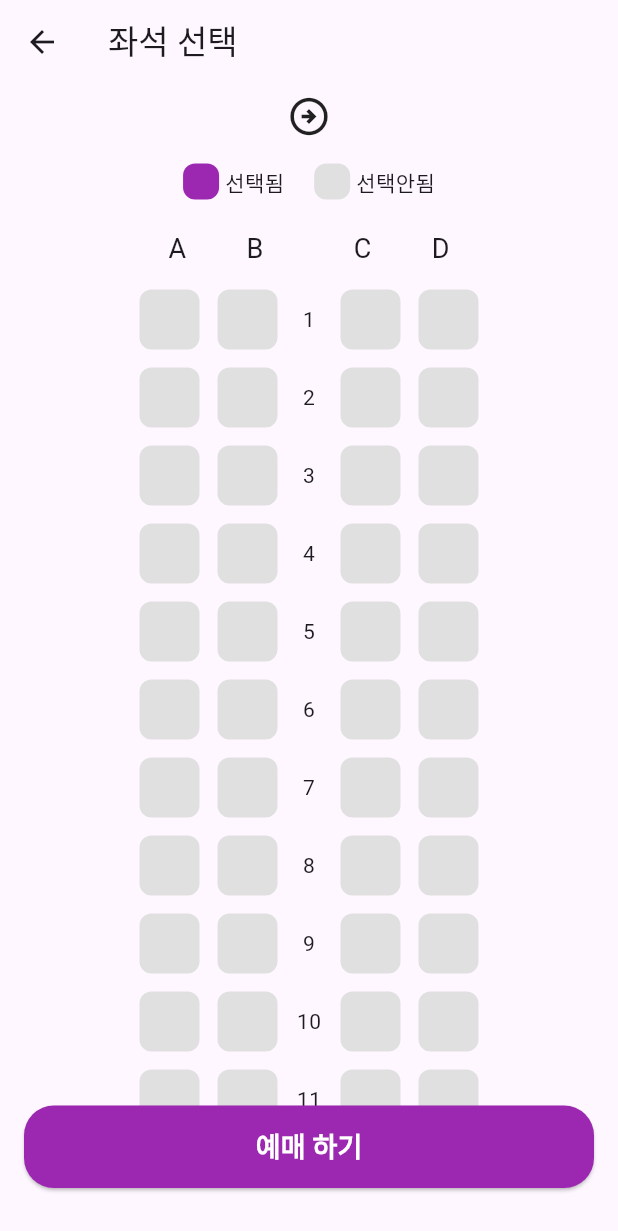
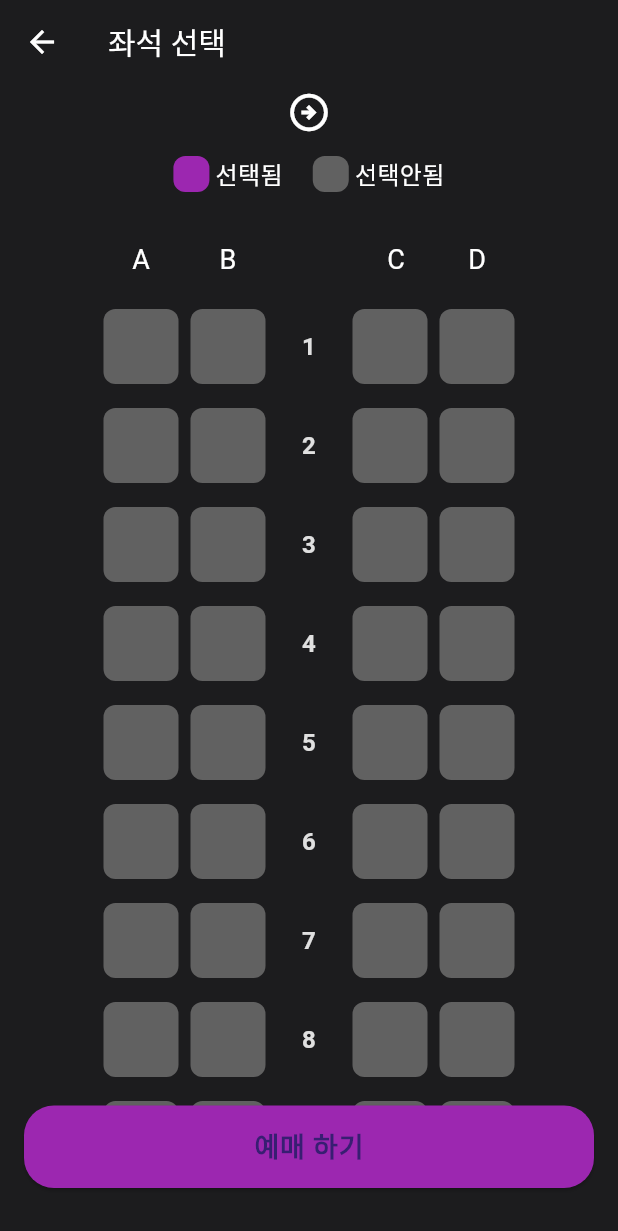
Before and after one commit to jinju9513/flutter_train_app, a Flutter app: the SeatPage screen opened directly with empty values, after a tap on "예매 하기", on a phone screen of 412 x 824 dp. Shown: the top 1231 px of the screen. Run offline on Flutter 3.47's test engine with Material 3 defaults, Android fonts, the phone set to English and light mode, and no system bars.

Commit message:
feat: dark테마 추가 app_theme

```diff
--- /dev/null
+++ b/lib/app_theme.dart
@@ -0,0 +1,109 @@
+import 'package:flutter/material.dart';
+
+class AppTheme {
+  static ThemeData lightTheme = ThemeData(
+    brightness: Brightness.light,
+    scaffoldBackgroundColor: Colors.grey[200],
+    primaryColor: Colors.purple,
+    dividerColor: Colors.grey[300],
+    appBarTheme: AppBarTheme(
+      backgroundColor: Colors.white,
+      foregroundColor: Colors.black,
+      elevation: 0,
+      titleTextStyle: TextStyle(
+        fontSize: 20,
+        fontWeight: FontWeight.bold,
+        color: Colors.black,
+      ),
+    ),
+    textTheme: TextTheme(
+      titleLarge: TextStyle(
+        fontSize: 30,
+        fontWeight: FontWeight.bold,
+        color: Colors.purple,
+      ),
+      bodyLarge: TextStyle(
+        fontSize: 18,
+        fontWeight: FontWeight.bold,
+        color: Colors.black,
+      ),
+      bodyMedium: TextStyle(
+        fontSize: 16,
+        color: Colors.grey,
+        fontWeight: FontWeight.bold,
+      ),
+    ),
+    elevatedButtonTheme: ElevatedButtonThemeData(
+      style: ElevatedButton.styleFrom(
+        backgroundColor: Colors.purple,
+        foregroundColor: Colors.white,
+        textStyle: TextStyle(
+          fontSize: 18,
+          fontWeight: FontWeight.bold,
+        ),
+        shape: RoundedRectangleBorder(
+          borderRadius: BorderRadius.circular(20),
+        ),
+        minimumSize: Size.fromHeight(55),
+      ),
+    ),
+    listTileTheme: ListTileThemeData(
+      textColor: Colors.black,
+      iconColor: Colors.grey[700],
+      contentPadding: EdgeInsets.symmetric(horizontal: 16),
+    ),
+  );
+
+  static ThemeData darkTheme = ThemeData(
+    brightness: Brightness.dark,
+    scaffoldBackgroundColor: Color(0xFF1C1C1E),
+    primaryColor: Colors.purple,
+    dividerColor: Colors.grey[700],
+    appBarTheme: AppBarTheme(
+      backgroundColor: Color(0xFF1C1C1E),
+      foregroundColor: Colors.white,
+      elevation: 0,
+      titleTextStyle: TextStyle(
+        fontSize: 20,
+        fontWeight: FontWeight.bold,
+        color: Colors.white,
+      ),
+    ),
+    textTheme: TextTheme(
+      titleLarge: TextStyle(
+        fontSize: 30,
+        fontWeight: FontWeight.bold,
+        color: Colors.purple,
+      ),
+      bodyLarge: TextStyle(
+        fontSize: 18,
+        fontWeight: FontWeight.bold,
+        color: Colors.white,
+      ),
+      bodyMedium: TextStyle(
+        fontSize: 16,
+        color: Colors.grey[300],
+        fontWeight: FontWeight.bold,
+      ),
+    ),
+    elevatedButtonTheme: ElevatedButtonThemeData(
+      style: ElevatedButton.styleFrom(
+        backgroundColor: Colors.purple,
+        foregroundColor: Colors.white,
+        textStyle: TextStyle(
+          fontSize: 18,
+          fontWeight: FontWeight.bold,
+        ),
+        shape: RoundedRectangleBorder(
+          borderRadius: BorderRadius.circular(20),
+        ),
+        minimumSize: Size.fromHeight(55),
+      ),
+    ),
+    listTileTheme: ListTileThemeData(
+      textColor: Colors.white,
+      iconColor: Colors.grey[300],
+      contentPadding: EdgeInsets.symmetric(horizontal: 16),
+    ),
+  );
+}
--- a/lib/main.dart
+++ b/lib/main.dart
@@ -1,4 +1,5 @@
 import 'package:flutter/material.dart';
+import 'package:flutter_train_app/app_theme.dart';
 import 'package:flutter_train_app/pages/home/home_page.dart';
 
 void main() {
@@ -9,8 +10,13 @@ class MyApp extends StatelessWidget {
   const MyApp({super.key});
   @override
   Widget build(BuildContext context) {
+
     return MaterialApp(
+      themeMode: ThemeMode.dark,
       home: HomePage(),
+      debugShowCheckedModeBanner: false, // 선택사항: 상단 debug 배너 제거
+      theme: AppTheme.lightTheme,
+      darkTheme: AppTheme.darkTheme,
     );
   }
 }
--- a/lib/pages/seat/seat_page.dart
+++ b/lib/pages/seat/seat_page.dart
@@ -13,12 +13,27 @@ class SeatPage extends StatefulWidget {
 }
 
 class _SeatPageState extends State<SeatPage> {
-  int? selectedSeatIndex; // 몇번 좌석이 선택됬는지 저장
+  int? selectedSeatIndex;
+
   @override
   Widget build(BuildContext context) {
+    final theme = Theme.of(context);
+
     return Scaffold(
-      appBar: AppBar(title: Text('좌석 선택')),
-      body: Column(
+      appBar: AppBar(title: const Text('좌석 선택',
+      style: TextStyle(
+      fontWeight: FontWeight.normal,
+      ),
+      )),
+      body: Container(
+        decoration: BoxDecoration(
+          color:
+              theme.brightness == Brightness.light
+                  ? Colors.white
+                  : null, // 다크모드는 건드리지 않기
+          borderRadius: BorderRadius.circular(20),
+        ),
+        child: Column(
           children: [
             Row(
               children: [
@@ -27,31 +42,27 @@ class _SeatPageState extends State<SeatPage> {
                     alignment: Alignment.center,
                     child: Text(
                       widget.Departure,
-                    style: TextStyle(
-                      fontSize: 30,
-                      fontWeight: FontWeight.bold,
-                      color: Colors.purple,
+                      style: theme.textTheme.titleLarge?.copyWith(
+                        color: theme.primaryColor,
                       ),
                     ),
                   ),
                 ),
-              Icon(Icons.arrow_circle_right_outlined, size: 30),
+                const Icon(Icons.arrow_circle_right_outlined, size: 30),
                 Expanded(
                   child: Align(
                     alignment: Alignment.center,
                     child: Text(
                       widget.Arrival,
-                    style: TextStyle(
-                      fontSize: 30,
-                      fontWeight: FontWeight.bold,
-                      color: Colors.purple,
+                      style: theme.textTheme.titleLarge?.copyWith(
+                        color: theme.primaryColor,
                       ),
                     ),
                   ),
                 ),
               ],
             ),
-          SizedBox(height: 10),
+            const SizedBox(height: 10),
             Row(
               mainAxisAlignment: MainAxisAlignment.center,
               crossAxisAlignment: CrossAxisAlignment.center,
@@ -61,25 +72,32 @@ class _SeatPageState extends State<SeatPage> {
                   height: 24,
                   decoration: BoxDecoration(
                     borderRadius: BorderRadius.circular(8),
-                  color: Colors.purple,
+                    color: theme.primaryColor,
                   ),
                 ),
-              SizedBox(width: 4),
-              Text('선택됨'),
-              SizedBox(width: 20),
+                const SizedBox(width: 4),
+                Text('선택됨', style:
+                TextStyle(
+                color: theme.textTheme.bodyLarge?.color, // 부드러운 회색
+                        fontWeight: FontWeight.normal,),
+                ),
+                const SizedBox(width: 20),
                 Container(
                   width: 24,
                   height: 24,
                   decoration: BoxDecoration(
                     borderRadius: BorderRadius.circular(8),
-                  color: Colors.grey[300]!,
+                    color: theme.dividerColor,
                   ),
                 ),
-              SizedBox(width: 4),
-              Text('선택안됨'),
+                const SizedBox(width: 4),
+                Text('선택안됨', style: TextStyle(
+                  color: theme.textTheme.bodyLarge?.color, // 부드러운 회색
+                        fontWeight: FontWeight.normal,
+                )),
               ],
             ),
-          SizedBox(height: 20),
+            const SizedBox(height: 20),
             Expanded(
               child: SingleChildScrollView(
                 child: SeatSelectBox(
@@ -92,8 +110,9 @@ class _SeatPageState extends State<SeatPage> {
                 ),
               ),
             ),
-          SeatBottom(selectedSeatIndex: selectedSeatIndex)
+            SeatBottom(selectedSeatIndex: selectedSeatIndex),
           ],
+        ),
       ),
     );
   }
--- a/lib/pages/seat/widgets/seat_bottom.dart
+++ b/lib/pages/seat/widgets/seat_bottom.dart
@@ -8,6 +8,8 @@ class SeatBottom extends StatelessWidget {
 
   @override
   Widget build(BuildContext context) {
+    final theme = Theme.of(context);
+
     return Padding(
       padding: const EdgeInsets.fromLTRB(16, 0, 16, 32),
       child: SizedBox(
@@ -19,43 +21,55 @@ class SeatBottom extends StatelessWidget {
               return;
             }
             // 선택된 좌석 번호 계산
-            int row = (selectedSeatIndex! ~/ 4) + 1; // 0~9 => 1~10
+            int row = (selectedSeatIndex! ~/ 4) + 1;
             int col = selectedSeatIndex! % 4;
-            String colLabel = ['A', 'B', 'C', 'D'][col]; //배역에서 꺼내기
+            String colLabel = ['A', 'B', 'C', 'D'][col];
             String seatLabel = '$row-$colLabel';
 
             showCupertinoDialog(
               context: context,
               builder:
                   (context) => CupertinoAlertDialog(
-                    title: Text('예매를 진행할까요?'),
-                    content: Text('선택한 좌석:$seatLabel'),
+                    title: Text(
+                      '예매를 진행할까요?',
+                      style: TextStyle(
+                        fontSize: 16,
+                        fontWeight: FontWeight.bold,
+                        color: theme.textTheme.bodyLarge?.color,
+                      ),
+                    ),
+                    content: Text(
+                      '선택한 좌석: $seatLabel',
+                      style: TextStyle(
+                        fontSize: 14,
+                        color: theme.textTheme.bodyLarge?.color, // 부드러운 회색
+                        fontWeight: FontWeight.normal,
+                      ),
+                    ),
                     actions: [
                       CupertinoDialogAction(
-                        child: Text('취소'),
+                        child: Text('취소',
+                        style: TextStyle(color: Colors.redAccent),),
                         onPressed: () => Navigator.pop(context),
                       ),
                       CupertinoDialogAction(
-                        child: Text('확인'),
+                        child: Text('확인',
+                        style: TextStyle(color: Colors.blueAccent),),
                         onPressed: () {
-                          Navigator.pop(context); //다이얼로그 닫기
-                          Navigator.pop(context); //SeatPage 닫기
+                          Navigator.pop(context); // 다이얼로그 닫기
+                          Navigator.pop(context); // SeatPage 닫기
                         },
                       ),
                     ],
                   ),
             );
           },
-          style: ElevatedButton.styleFrom(
-            backgroundColor: Colors.purple,
-            foregroundColor: Colors.white,
-            shape: RoundedRectangleBorder(
-              borderRadius: BorderRadius.circular(20),
-            ),
-          ),
           child: Text(
             '예매 하기',
-            style: TextStyle(fontSize: 18, fontWeight: FontWeight.bold),
+            style: theme.textTheme.bodyLarge?.copyWith(
+              color: theme.colorScheme.onPrimary,
+              fontWeight: FontWeight.bold,
+            ),
           ),
         ),
       ),
--- a/lib/pages/seat/widgets/seat_select_box.dart
+++ b/lib/pages/seat/widgets/seat_select_box.dart
@@ -17,25 +17,90 @@ class SeatSelectBox extends StatefulWidget {
 class _SeatSelectBoxState extends State<SeatSelectBox> {
   @override
   Widget build(BuildContext context) {
+    final theme = Theme.of(context);
     return Column(
       children: [
         // A B     C D
-        Padding(
-          padding: const EdgeInsets.only(bottom: 8),
-          child: Row(
-            mainAxisAlignment: MainAxisAlignment.center,
-            children: const [
-              Text("A",style: TextStyle(fontSize: 18)), SizedBox(width: 40),
-              Text("B",style: TextStyle(fontSize: 18)), SizedBox(width: 60), // 간격
-              Text("C",style: TextStyle(fontSize: 18)), SizedBox(width: 40),
-              Text("D",style: TextStyle(fontSize: 18)),
-            ],
-          ),
+        Row(
+          mainAxisAlignment: MainAxisAlignment.center,
+          children: [
+            Padding(
+              padding: EdgeInsets.symmetric(horizontal: 4),
+              child: SizedBox(
+                width: 50,
+                height: 50,
+                child: Center(
+                  child: Text(
+                    "A",
+                    style: TextStyle(
+                      color: theme.textTheme.bodyLarge?.color,
+                      fontWeight: FontWeight.normal,
+                      fontSize: 18,
+                    ),
+                  ),
+                ),
+              ),
+            ),
+            Padding(
+              padding: EdgeInsets.symmetric(horizontal: 4),
+              child: SizedBox(
+                width: 50,
+                height: 50,
+                child: Center(
+                  child: Text(
+                    "B",
+                    style: TextStyle(
+                      color: theme.textTheme.bodyLarge?.color,
+                      fontWeight: FontWeight.normal,
+                      fontSize: 18,
+                    ),
+                  ),
+                ),
+              ),
+            ),
+            Padding(
+              padding: EdgeInsets.symmetric(horizontal: 4),
+              child: SizedBox(width: 50),
+            ), // 가운데 번호 간격용
+
+            SizedBox(
+              width: 50,
+              height: 50,
+              child: Center(
+                child: Text(
+                  "C",
+                  style: TextStyle(
+                    color: theme.textTheme.bodyLarge?.color,
+                    fontWeight: FontWeight.normal,
+                    fontSize: 18,
+                  ),
+                ),
+              ),
+            ),
+            Padding(
+              padding: EdgeInsets.symmetric(horizontal: 4),
+              child: SizedBox(
+                width: 50,
+                height: 50,
+                child: Center(
+                  child: Text(
+                    "D",
+                    style: TextStyle(
+                      color: theme.textTheme.bodyLarge?.color,
+                      fontWeight: FontWeight.normal,
+                      fontSize: 18,
+                    ),
+                  ),
+                ),
+              ),
+            ),
+          ],
         ),
+
         Column(
           children: List.generate(20, (row) {
             return Padding(
-              padding: const EdgeInsets.symmetric(vertical: 6),
+              padding: const EdgeInsets.symmetric(vertical: 8),
               child: Row(
                 mainAxisAlignment: MainAxisAlignment.center,
                 children: [
@@ -47,7 +112,7 @@ class _SeatSelectBoxState extends State<SeatSelectBox> {
 
                   // 건중에 수정 작업 (row+1)
                   Container(
-                    width: 30,
+                    width: 50,
                     alignment: Alignment.center,
                     child: Text('${row + 1}'),
                   ),
@@ -72,11 +137,16 @@ class _SeatSelectBoxState extends State<SeatSelectBox> {
     return GestureDetector(
       onTap: () => widget.onSeatSelected(index),
       child: Container(
-        margin: EdgeInsets.symmetric(horizontal: 6),
-        width: 40,
-        height: 40,
+        margin: EdgeInsets.symmetric(horizontal: 4),
+        width: 50,
+        height: 50,
         decoration: BoxDecoration(
-          color: isSelected ? Colors.purple : Colors.grey[300],
+          color:
+              isSelected
+                  ? Colors.purple
+                  : Theme.of(context).brightness == Brightness.dark
+                  ? Colors.grey[700]
+                  : Colors.grey[300],
           borderRadius: BorderRadius.circular(8),
         ),
       ),
```
Also changed, not shown: lib/pages/home/home_page.dart (+21 -28 lines), lib/pages/home/widgets/select_box.dart (+48 -23 lines), lib/pages/station/station_list_page.dart (+19 -6 lines). Lines whose indentation alone changed are shown as unchanged.
